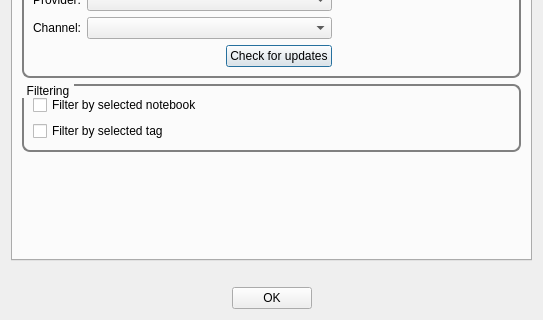
Above: lib/preferences/PreferencesDialog.ui from d1vanov/quentier before the change; both pictures show x 0 to 543 and y 202 to 522 of the 543 by 522 pixel window. Below: the same form after it.
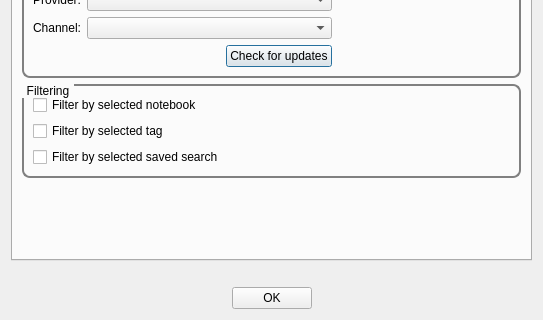
That is the form after the change. The open tabs and pages were chosen to show the change. Custom widgets are drawn as their Qt base class.

Commit message: Issue #335: add preference to toggle filtering by selected saved search on or off

The edit to the form file:
```diff
--- a/lib/preferences/PreferencesDialog.ui
+++ b/lib/preferences/PreferencesDialog.ui
@@ -334,6 +334,13 @@
             </property>
            </widget>
           </item>
+          <item>
+           <widget class="QCheckBox" name="filterBySelectedSavedSearchCheckBox">
+            <property name="text">
+             <string>Filter by selected saved search</string>
+            </property>
+           </widget>
+          </item>
          </layout>
         </widget>
        </item>
```
Left out of the diff: 2 changed lines with no effect on the pictures. The commit also changes 3 other files.
